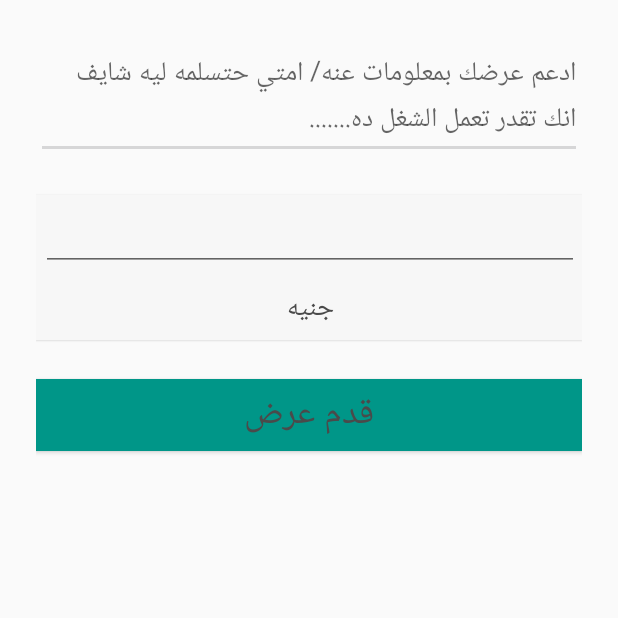
After one commit to tayseer5/Otlo-W-Estna, an Android app: the fragment ProposalDetailsFragment shown on its own in the app's theme, on a phone screen of 412 x 824 dp, the top half of it. The commit adds this screen. Run offline under Robolectric (Android 15) with nearby library versions, the phone set to English and light mode, and no system bars; 1 statement that could not run was skipped.

Commit message:
new update

```diff
--- a/app/src/main/java/com/example/iti/sidemenumodule/helperclasses/ProposalCustomAdapter.java
+++ b/app/src/main/java/com/example/iti/sidemenumodule/helperclasses/ProposalCustomAdapter.java
@@ -42,7 +42,7 @@ public class ProposalCustomAdapter extends ArrayAdapter {
     public View getView(int position, View convertView, ViewGroup parent) {
 
         LayoutInflater inflater=context.getLayoutInflater();
-        View rowView= inflater.inflate(R.layout.employee_single_row, parent, false);
+        View rowView= inflater.inflate(R.layout.proposal_row, parent, false);
         TextView nameTextView=(TextView)rowView.findViewById(R.id.employee_name_textview);
         TextView titleTextView=(TextView)rowView.findViewById(R.id.employee_title_textview);
         RatingBar ratingBar=(RatingBar)rowView.findViewById(R.id.rating);
--- a/app/src/main/java/com/example/iti/sidemenumodule/model/Proposal.java
+++ b/app/src/main/java/com/example/iti/sidemenumodule/model/Proposal.java
@@ -8,7 +8,7 @@ import java.util.Date;
 public class Proposal {
     private Integer porpId;
     private Integer projectsforusers;
-    private Users users;
+    private Integer users;
     private int price;
     private Date startDatePor;
     private Date deadLinePor;
@@ -30,11 +30,11 @@ public class Proposal {
         this.projectsforusers = projectsforusers;
     }
 
-    public Users getUsers() {
+    public Integer getUsers() {
         return users;
     }
 
-    public void setUsers(Users users) {
+    public void setUsers(Integer users) {
         this.users = users;
     }
 
--- a/app/src/main/java/com/example/iti/sidemenumodule/network_manager/URLManager.java
+++ b/app/src/main/java/com/example/iti/sidemenumodule/network_manager/URLManager.java
@@ -19,4 +19,5 @@ public class URLManager {
     public static  final  String loginURL = ip+"/itiProject/rest/authentication/login";
     public static final String registrationURL = ip+"/itiProject/rest/authentication/register";
     public static final String skillsURl = ip+"/itiProject/rest/authentication/getSkills";
+    public static String postProposalURL=ip+"/itiProject/rest/porposa/insertPorposer";
 }
--- /dev/null
+++ b/app/src/main/java/com/example/iti/sidemenumodule/view/ProposalDetailsFragment.java
@@ -0,0 +1,87 @@
+package com.example.iti.sidemenumodule.view;
+
+
+import android.app.Activity;
+import android.os.Bundle;
+import android.support.v4.app.Fragment;
+import android.support.v4.app.FragmentActivity;
+import android.view.LayoutInflater;
+import android.view.View;
+import android.view.ViewGroup;
+import android.widget.Button;
+import android.widget.EditText;
+import android.widget.Toast;
+
+import com.example.iti.sidemenumodule.R;
+import com.example.iti.sidemenumodule.daos.ProposalManger;
+import com.example.iti.sidemenumodule.model.Project;
+import com.example.iti.sidemenumodule.model.Proposal;
+import com.example.iti.sidemenumodule.network_manager.AfterPraseResult;
+import com.google.gson.Gson;
+
+/**
+ * A simple {@link Fragment} subclass.
+ */
+public class ProposalDetailsFragment extends Fragment implements AfterPraseResult {
+    View rootView;
+    FragmentActivity myContext;
+    Project project;
+
+    public ProposalDetailsFragment() {
+        // Required empty public constructor
+    }
+
+    public ProposalDetailsFragment(Project project) {
+        this.project=project;
+    }
+
+
+    @Override
+    public View onCreateView(LayoutInflater inflater, ViewGroup container,
+                             Bundle savedInstanceState) {
+        // Inflate the layout for this fragment
+         rootView=inflater.inflate(R.layout.fragment_proposal_details, container, false);
+        final EditText budgetEditText=(EditText)rootView.findViewById(R.id.proposal_budget_edittext);
+        Button sendButton=(Button) rootView.findViewById(R.id.post_proposal_button);
+        sendButton.setOnClickListener(new View.OnClickListener() {
+            @Override
+            public void onClick(View view) {
+                Proposal proposal=new Proposal();
+                proposal.setDeadLinePor(project.getProjectDeadLine());
+                proposal.setStartDatePor(project.getStartDate());
+                proposal.setPrice(Integer.parseInt(budgetEditText.getText().toString()));
+                proposal.setProjectsforusers(project.getProjectId());
+                proposal.setUsers(1);
+                ProposalManger proposalManger=ProposalManger.getInstance(myContext);
+                proposalManger.postProposal(proposal,ProposalDetailsFragment.this);
+            }
+        });
+
+        return rootView;
+    }
+
+
+    @Override
+    public void onAttach(Activity activity) {
+        super.onAttach(activity);
+        myContext=(FragmentActivity)activity;
+    }
+
+
+    @Override
+    public void afterParesResult(Object data,int code) {
+        String message=(String)data;
+        if(message.equals("tureInsert")){
+            getActivity().onBackPressed();
+        }
+        else {
+            Toast.makeText(myContext, message, Toast.LENGTH_SHORT).show();
+        }
+    }
+
+    @Override
+    public void errorParesResult(String errorMessage,int code) {
+        Toast.makeText(myContext, errorMessage, Toast.LENGTH_LONG).show();
+    }
+
+}
--- /dev/null
+++ b/app/src/main/res/layout/fragment_proposal_details.xml
@@ -0,0 +1,78 @@
+<LinearLayout xmlns:android="http://schemas.android.com/apk/res/android"
+    xmlns:tools="http://schemas.android.com/tools" android:layout_width="match_parent"
+    android:layout_height="match_parent"
+    tools:context="com.example.iti.sidemenumodule.view.ProposalDetailsFragment" android:padding="24dp"
+    android:orientation="vertical">
+    <EditText
+        android:inputType="textMultiLine"
+        android:lines="4"
+        android:minLines="2"
+        android:gravity="top|right"
+        android:maxLines="6"
+        android:layout_marginBottom="24dp"
+        android:textColor="@color/light_black"
+        android:hint="@string/proposal_details_hint"
+        android:layout_height="wrap_content"
+        android:layout_width="fill_parent"
+        android:scrollbars="vertical"
+        android:id="@+id/proposal_details_edittext"
+        />
+    <LinearLayout xmlns:android="http://schemas.android.com/apk/res/android"
+        xmlns:tools="http://schemas.android.com/tools"
+        android:layout_width="match_parent"
+        android:layout_height="wrap_content"
+        android:layout_marginBottom="26dp"
+        android:baselineAligned="false"
+        android:orientation="horizontal"
+        android:background="@color/light_gray"
+        android:elevation="1dp"
+        tools:context="com.example.iti.sidemenumodule.view.ProjectDetails"
+        android:gravity="center">
+        <LinearLayout xmlns:android="http://schemas.android.com/apk/res/android"
+            xmlns:tools="http://schemas.android.com/tools"
+            android:layout_width="wrap_content"
+            android:layout_height="wrap_content"
+            android:orientation="vertical"
+            android:layout_marginLeft="1dp"
+            android:layout_marginStart="1dp"
+            android:paddingEnd="2dp"
+            android:paddingRight="2dp"
+            android:paddingLeft="2dp"
+            android:layout_weight="1"
+            tools:context="com.example.iti.sidemenumodule.view.ProjectDetails"
+            android:gravity="center"
+            >
+            <EditText
+                android:layout_width="match_parent"
+                android:layout_height="wrap_content"
+                android:id="@+id/proposal_budget_edittext"
+                android:textSize="18sp"
+                android:textColor="@color/light_black"
+                android:gravity="center_horizontal"
+                android:layout_marginBottom="10dp"
+                android:layout_marginTop="5dp" />
+
+            <TextView android:text="@string/post_project_buget_coins"
+                android:layout_width="match_parent"
+                android:layout_height="wrap_content"
+                android:textSize="18sp"
+                android:textColor="@color/light_black"
+                android:gravity="center_horizontal"
+                android:layout_marginBottom="5dp" />
+        </LinearLayout>
+        </LinearLayout>
+
+    <Button
+        android:layout_width="match_parent"
+        android:layout_height="wrap_content"
+        android:text="@string/post_offer"
+        android:elevation="2dp"
+        android:background="@color/light_green"
+        android:textSize="24dp"
+        android:textColor="@color/light_black"
+        android:layout_gravity="bottom"
+        android:textAlignment="center"
+        android:layout_alignParentBottom="true"
+        android:id="@+id/post_proposal_button"
+        />
+</LinearLayout>
--- a/app/src/main/res/values-w820dp/strings.xml
+++ b/app/src/main/res/values-w820dp/strings.xml
@@ -78,4 +78,5 @@
     <string name="rejected">مرفوض</string>
     <string name="poroposal_state">حاله العرض</string>
     <string name="ProposalList_head">العروض</string>
+    <string name="proposal_details_hint">ادعم عرضك بمعلومات عنه/ امتي حتسلمه ليه شايف انك تقدر تعمل الشغل ده.......</string>
 </resources>
--- a/app/src/main/res/values/strings.xml
+++ b/app/src/main/res/values/strings.xml
@@ -117,4 +117,5 @@
     <string name="cancel">ألغاء</string>
     <string name="sigin_up">أنشاء حساب</string>
     <string name="yourUserName">ادخل أسمك</string>
+    <string name="proposal_details_hint">ادعم عرضك بمعلومات عنه/ امتي حتسلمه ليه شايف انك تقدر تعمل الشغل ده.......</string>
 </resources>
```
Also changed, not shown: app/src/main/java/com/example/iti/sidemenumodule/daos/JobsManger.java (+11 -4 lines), app/src/main/java/com/example/iti/sidemenumodule/daos/ProposalManger.java (added, +72 -0 lines), app/src/main/java/com/example/iti/sidemenumodule/view/EmployeeListFragment.java (+8 -4 lines), app/src/main/java/com/example/iti/sidemenumodule/view/SingleProjectFragment.java (+14 -0 lines), app/src/main/res/layout/fragment_single_project.xml (+14 -6 lines), 2 other files.
